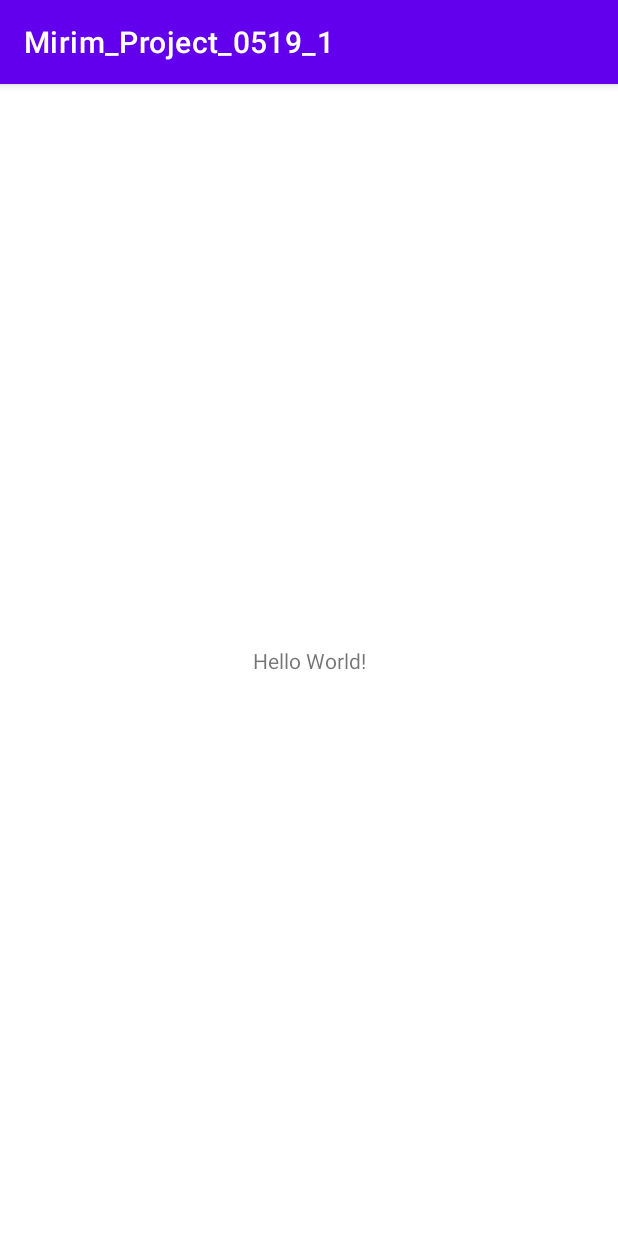
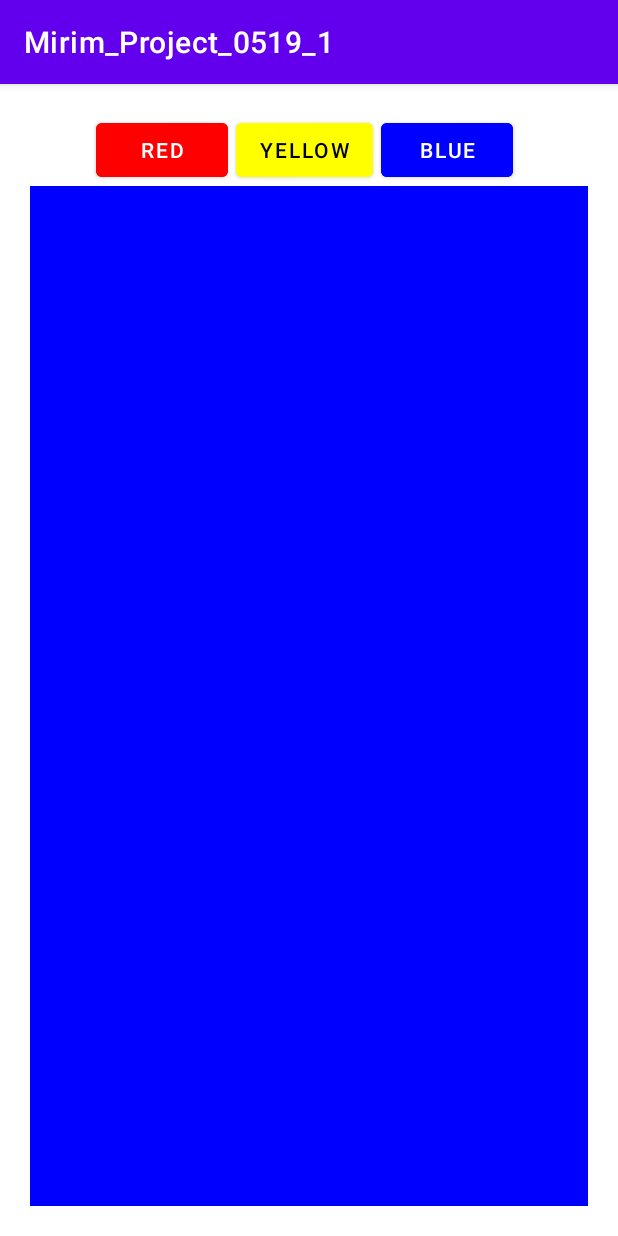
Before and after one commit to sinheungheung/Mirim_Project_0519_1, an Android app: the screen it shows after launch (MainActivity), on a phone screen of 412 x 824 dp. Run offline under Robolectric (Android 15) with nearby library versions, the phone set to English and light mode, and no system bars.

Commit message:
activity_main.xml 완성

```diff
--- a/app/src/main/res/layout/activity_main.xml
+++ b/app/src/main/res/layout/activity_main.xml
@@ -1,18 +1,73 @@
 <?xml version="1.0" encoding="utf-8"?>
-<androidx.constraintlayout.widget.ConstraintLayout xmlns:android="http://schemas.android.com/apk/res/android"
+<LinearLayout xmlns:android="http://schemas.android.com/apk/res/android"
     xmlns:app="http://schemas.android.com/apk/res-auto"
     xmlns:tools="http://schemas.android.com/tools"
     android:layout_width="match_parent"
     android:layout_height="match_parent"
+    android:orientation="vertical"
+    android:padding="20dp"
     tools:context=".MainActivity">
 
-    <TextView
-        android:layout_width="wrap_content"
+    <LinearLayout
+        android:id="@+id/Linear_red"
+        android:layout_width="match_parent"
         android:layout_height="wrap_content"
-        android:text="Hello World!"
-        app:layout_constraintBottom_toBottomOf="parent"
-        app:layout_constraintLeft_toLeftOf="parent"
-        app:layout_constraintRight_toRightOf="parent"
-        app:layout_constraintTop_toTopOf="parent" />
+        android:gravity="center_horizontal"
+        android:orientation="horizontal">
+        <Button
+            android:id="@+id/btn_red"
+            android:layout_width="wrap_content"
+            android:layout_height="wrap_content"
+            android:backgroundTint="#ff0000"
+            android:layout_marginRight="5dp"
+            android:text="Red"/>
+        <Button
+            android:id="@+id/btn_yellow"
+            android:layout_width="wrap_content"
+            android:layout_height="wrap_content"
+            android:backgroundTint="#ffff00"
+            android:textColor="@color/black"
+            android:layout_marginRight="5dp"
+            android:text="yellow"/>
+        <Button
+            android:id="@+id/btn_blue"
+            android:layout_width="wrap_content"
+            android:layout_height="wrap_content"
+            android:backgroundTint="#0000ff"
+            android:layout_marginRight="5dp"
+            android:text="blue"/>
+    </LinearLayout>
 
-</androidx.constraintlayout.widget.ConstraintLayout>
+    <FrameLayout
+        android:layout_width="match_parent"
+        android:layout_height="match_parent"
+        android:background="@color/black">
+        <LinearLayout
+            android:id="@+id/linear_red"
+            android:layout_width="match_parent"
+            android:layout_height="match_parent"
+            android:background="#ff0000"
+            android:orientation="vertical">
+        </LinearLayout>
+        <LinearLayout
+            android:id="@+id/linear_yellow"
+            android:layout_width="match_parent"
+            android:layout_height="match_parent"
+            android:background="#ffff00"
+            android:orientation="vertical">
+        </LinearLayout>
+        <LinearLayout
+            android:id="@+id/linear_blue"
+            android:layout_width="match_parent"
+            android:layout_height="match_parent"
+            android:background="#0000ff"
+            android:orientation="vertical">
+        </LinearLayout>
+
+    </FrameLayout>
+
+
+
+
+
+</LinearLayout>
```
